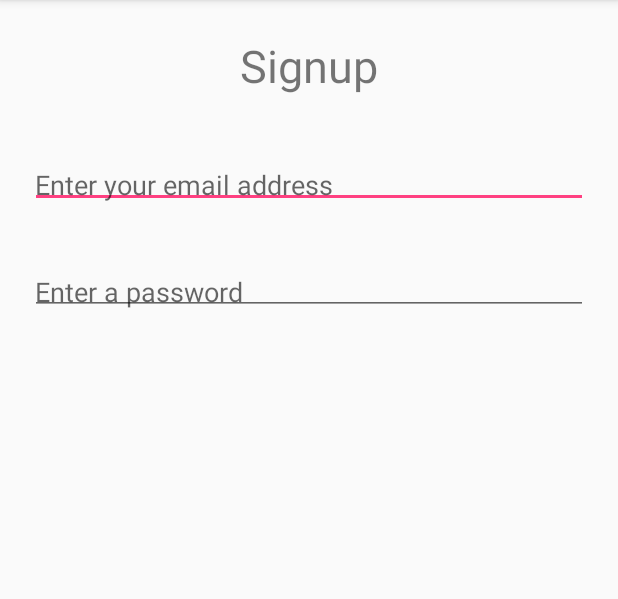
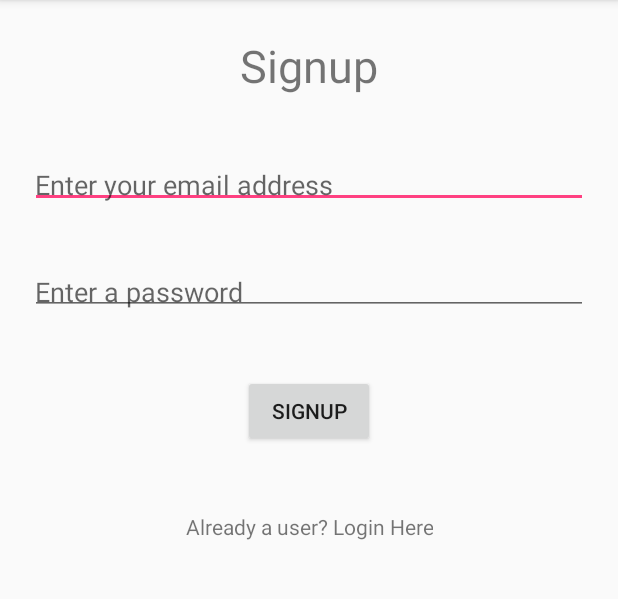
Before and after one commit to moreriddhi/Remote, an Android app: the SignupActivity screen opened directly, with no data from a screen before it, on a phone screen of 412 x 824 dp, the part 84-683 px from its top. Run offline under Robolectric (Android 15) with nearby library versions, the phone set to English and light mode, and no system bars.

Commit message:
Added the layout for signup activity

```diff
--- a/Remote_Android/app/src/main/res/layout/activity_signup.xml
+++ b/Remote_Android/app/src/main/res/layout/activity_signup.xml
@@ -38,4 +38,24 @@
         android:hint="@string/etxt_hint_password"
         android:id="@+id/etxtPassword"/>
 
+    <Button
+        android:layout_width="wrap_content"
+        android:layout_height="wrap_content"
+        android:layout_gravity="center_horizontal"
+        android:gravity="center"
+        android:id="@+id/btnSignup"
+        android:layout_margin="20dp"
+        android:padding="3dp"
+        android:text="@string/btn_signup"/>
+
+    <TextView
+        android:layout_width="wrap_content"
+        android:layout_height="wrap_content"
+        android:id="@+id/txtSignuptoLogin"
+        android:layout_gravity="center_horizontal"
+        android:gravity="center"
+        android:layout_margin="20dp"
+        android:padding="3dp"
+        android:text="@string/txt_signup_to_login"/>
+
 </LinearLayout>
--- a/Remote_Android/app/src/main/res/values/strings.xml
+++ b/Remote_Android/app/src/main/res/values/strings.xml
@@ -3,4 +3,6 @@
     <string name="txt_signup">Signup</string>
     <string name="etxt_hint_email">Enter your email address</string>
     <string name="etxt_hint_password">Enter a password</string>
+    <string name="btn_signup">SIGNUP</string>
+    <string name="txt_signup_to_login">Already a user? Login Here</string>
 </resources>
```
